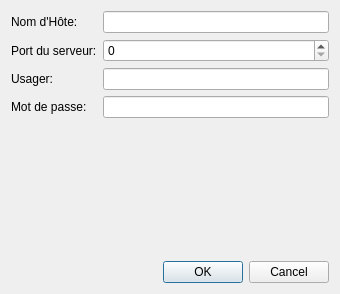
AlexandreGirardin/ProjetAnalyse, file InfoDynamiqueQt/Vues/vueconnexion.ui: the form before one commit.
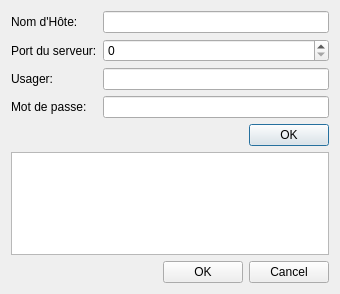
The form after the commit.

```diff
--- a/InfoDynamiqueQt/Vues/vueconnexion.ui
+++ b/InfoDynamiqueQt/Vues/vueconnexion.ui
@@ -65,6 +65,20 @@
    <item>
     <widget class="QDialogButtonBox" name="buttonBox">
      <property name="standardButtons">
+      <set>QDialogButtonBox::Ok</set>
+     </property>
+    </widget>
+   </item>
+   <item>
+    <layout class="QHBoxLayout" name="horizontalLayout">
+     <item>
+      <widget class="QTableView" name="listeBd"/>
+     </item>
+    </layout>
+   </item>
+   <item>
+    <widget class="QDialogButtonBox" name="buttonBox_2">
+     <property name="standardButtons">
       <set>QDialogButtonBox::Cancel|QDialogButtonBox::Ok</set>
      </property>
     </widget>
```
Left out of the diff: 12 changed lines with no effect on the pictures.
